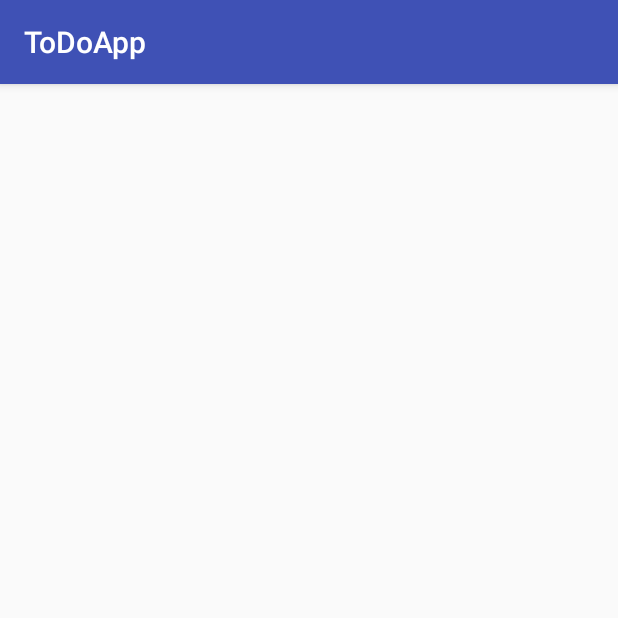
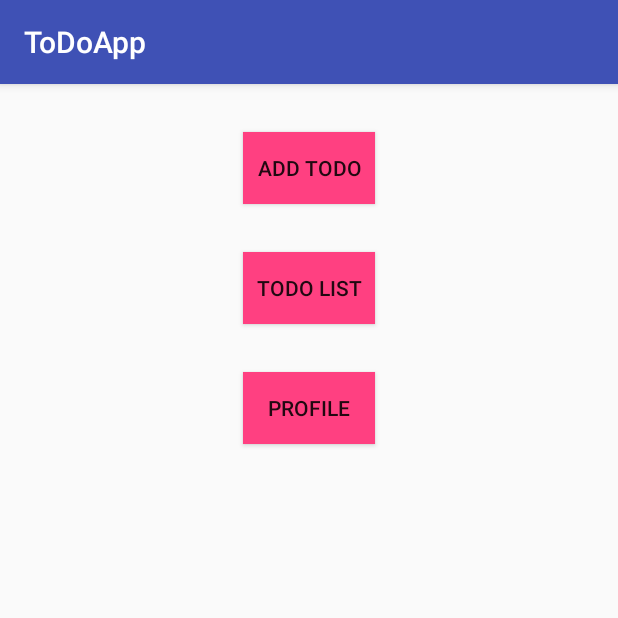
Before and after one commit to ccartas/ToDoApp, an Android app: the MenuActivity screen opened directly, with no data from a screen before it, on a phone screen of 412 x 824 dp, the top half of it. Run offline under Robolectric (Android 15) with nearby library versions, the phone set to English and light mode, and no system bars; 1 statement that could not run was skipped.

Commit message:
Code after the 7th course lease enter the commit message for your changes. Lines starting

```diff
--- a/app/src/main/AndroidManifest.xml
+++ b/app/src/main/AndroidManifest.xml
@@ -16,7 +16,10 @@
                 <category android:name="android.intent.category.LAUNCHER" />
             </intent-filter>
         </activity>
-        <activity android:name=".MenuActivity"></activity>
+        <activity android:name=".MenuActivity" />
+        <activity android:name=".ProfileActivity" />
+        <activity android:name=".ToDoListActivity" />
+        <activity android:name=".AddToDoActivity"></activity>
     </application>
 
 </manifest>
--- a/app/src/main/res/layout/activity_menu.xml
+++ b/app/src/main/res/layout/activity_menu.xml
@@ -6,4 +6,43 @@
     android:layout_height="match_parent"
     tools:context=".MenuActivity">
 
+    <Button
+        android:id="@+id/button"
+        android:layout_width="wrap_content"
+        android:layout_height="wrap_content"
+        android:layout_marginEnd="8dp"
+        android:layout_marginStart="8dp"
+        android:layout_marginTop="32dp"
+        android:background="@color/colorAccent"
+        android:onClick="OpenNewToDoActivity"
+        android:text="@string/add_todo_button_text"
+        app:layout_constraintEnd_toEndOf="parent"
+        app:layout_constraintStart_toStartOf="parent"
+        app:layout_constraintTop_toTopOf="parent" />
+
+    <Button
+        android:id="@+id/button2"
+        android:layout_width="wrap_content"
+        android:layout_height="wrap_content"
+        android:layout_marginEnd="8dp"
+        android:layout_marginStart="8dp"
+        android:layout_marginTop="32dp"
+        android:background="@color/colorAccent"
+        android:text="@string/view_profile_button_text"
+        app:layout_constraintEnd_toEndOf="parent"
+        app:layout_constraintStart_toStartOf="parent"
+        app:layout_constraintTop_toBottomOf="@+id/button3" />
+
+    <Button
+        android:id="@+id/button3"
+        android:layout_width="wrap_content"
+        android:layout_height="wrap_content"
+        android:layout_marginEnd="8dp"
+        android:layout_marginStart="8dp"
+        android:layout_marginTop="32dp"
+        android:background="@color/colorAccent"
+        android:text="ToDo List"
+        app:layout_constraintEnd_toEndOf="parent"
+        app:layout_constraintStart_toStartOf="parent"
+        app:layout_constraintTop_toBottomOf="@+id/button" />
 </android.support.constraint.ConstraintLayout>
--- a/app/src/main/res/values/strings.xml
+++ b/app/src/main/res/values/strings.xml
@@ -1,4 +1,10 @@
 <resources>
     <string name="app_name">ToDoApp</string>
-    <string name="loginText">Login</string>
+    <string name="login_text">Login</string>
+    <string name="user_name">User Name</string>
+    <string name="image_description">profile picture</string>
+    <string name="todo_text">Things to do today: 2</string>
+    <string name="done_text">Things already done: 20</string>
+    <string name="add_todo_button_text">Add Todo</string>
+    <string name="view_profile_button_text">Profile</string>
 </resources>
```
Also changed, not shown: app/src/main/java/cegeka/scoaladevalori/ro/todoapp/AddToDoActivity.java (added, +33 -0 lines), app/src/main/java/cegeka/scoaladevalori/ro/todoapp/MenuActivity.java (+7 -0 lines), app/src/main/java/cegeka/scoaladevalori/ro/todoapp/ProfileActivity.java (added, +13 -0 lines), app/src/main/java/cegeka/scoaladevalori/ro/todoapp/ToDoItem.java (added, +10 -0 lines), app/src/main/java/cegeka/scoaladevalori/ro/todoapp/ToDoListActivity.java (added, +13 -0 lines), app/src/main/res/layout/activity_add_to_do.xml (added, +78 -0 lines), app/src/main/res/layout/activity_login.xml (+12 -17 lines), app/src/main/res/layout/activity_profile.xml (added, +47 -0 lines), app/src/main/res/layout/activity_to_do_list.xml (added, +20 -0 lines).
